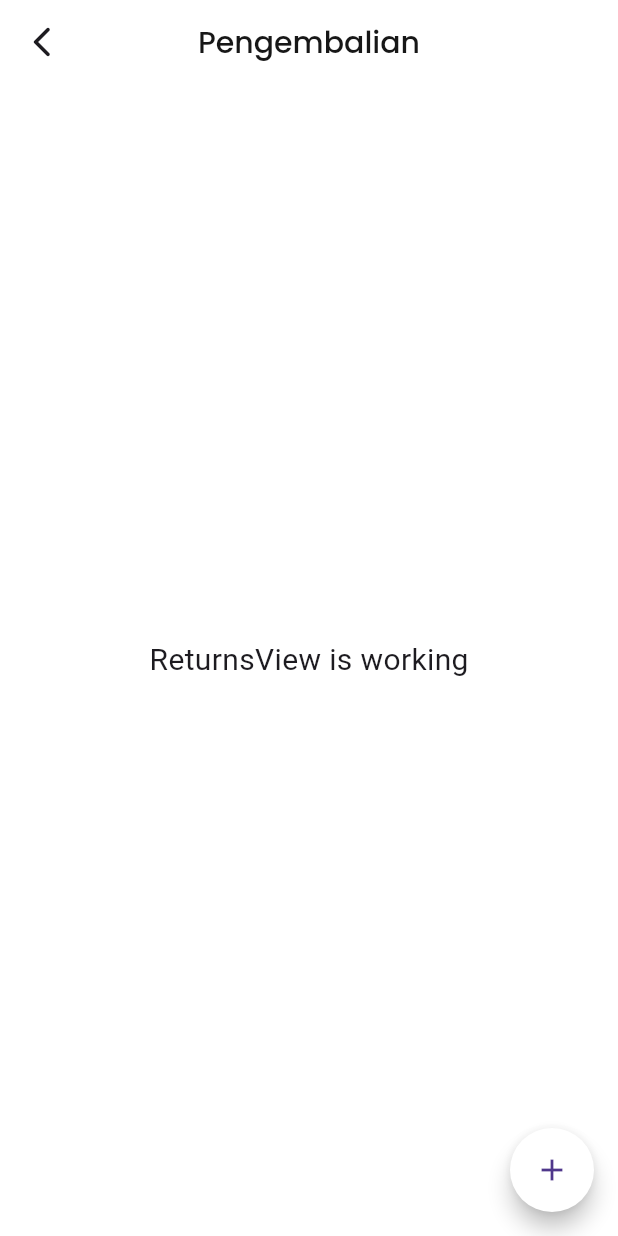
After one commit to muazharin/eofficelokakdi_mobile, a Flutter app: the ReturnsView screen opened by its route, on a phone screen of 412 x 824 dp. The commit adds this screen. Run offline on Flutter 3.47's test engine with Material 3 defaults, Android fonts, the phone set to English and light mode, and no system bars; our stand-ins replace cached_network_image, currency_text_input_formatter, dio, file_picker, flutter_advanced_drawer, flutter_dotenv and 16 more; missing offline and left inert: pdfx, qr_code_scanner_plus, syncfusion_flutter_signaturepad; accounts and stored records are empty; project files that could hold a hidden picture were left out.

Commit message:
add:return loan

```diff
--- a/lib/app/data/utils/variables.dart
+++ b/lib/app/data/utils/variables.dart
@@ -16,6 +16,10 @@ class AppVariable {
   static String loan = "/api/v1/loan";
   static String loanApproval = "/api/v1/loan/approval";
   static String loanDetail = "/api/v1/loan/detail";
+  static String returns = "/api/v1/returns";
+  static String returnsApproval = "/api/v1/returns/approval";
+  static String returnsDetail = "/api/v1/returns/detail";
+  static String returnsMyDataLoan = "/api/v1/returns/my_data_loan";
   static String bmn = "/api/v1/asset/bmns";
   static String stuff = "/api/v1/asset/stuffs";
   static String condition = "/api/v1/asset/conditions";
--- a/lib/app/modules/borrow_detail/views/borrow_detail_view.dart
+++ b/lib/app/modules/borrow_detail/views/borrow_detail_view.dart
@@ -105,7 +105,7 @@ class BorrowDetailView extends GetView<BorrowDetailController> {
                     children: [
                       Text("Kendaraan", style: textSemiBold),
                       Text(
-                        controller.data.asset!.assetName!,
+                        "${controller.data.asset!.assetName!} (${controller.data.asset!.assetPoliceNo})",
                         style: textRegular,
                       ),
                       const SizedBox(height: 8),
--- /dev/null
+++ b/lib/app/modules/returns/controllers/returns_controller.dart
@@ -0,0 +1,20 @@
+import 'package:eoffice/app/data/services/secure_storage.dart';
+import 'package:eoffice/app/routes/app_pages.dart';
+import 'package:get/get.dart';
+
+class ReturnsController extends GetxController {
+  var box = SecureStorageService();
+  var userData = <String, dynamic>{};
+  var isLoading = true;
+  var isError = false;
+  var isAdmin = false;
+  var error = '';
+  var page = 1;
+  // var data = <GroupAssetReturn>[];
+
+  void handleAdd() {
+    Get.toNamed(Routes.RETURNS_ADD)!.then((v) {
+      // return getData();
+    });
+  }
+}
--- /dev/null
+++ b/lib/app/modules/returns/views/returns_view.dart
@@ -0,0 +1,37 @@
+import 'package:eoffice/app/data/themes/typography.dart';
+import 'package:flutter/material.dart';
+
+import 'package:get/get.dart';
+
+import '../controllers/returns_controller.dart';
+
+class ReturnsView extends GetView<ReturnsController> {
+  const ReturnsView({super.key});
+  @override
+  Widget build(BuildContext context) {
+    return Scaffold(
+      backgroundColor: Colors.white,
+      appBar: AppBar(
+        backgroundColor: Colors.white,
+        scrolledUnderElevation: 0,
+        title: Text('Pengembalian', style: textSemiBold.copyWith(fontSize: 20)),
+        centerTitle: true,
+        automaticallyImplyLeading: false,
+        leading: InkWell(
+          onTap: () => Get.back(),
+          child: Icon(Icons.arrow_back_ios_new_rounded),
+        ),
+      ),
+      floatingActionButtonLocation: FloatingActionButtonLocation.endFloat,
+      floatingActionButton: FloatingActionButton(
+        backgroundColor: Colors.white,
+        shape: RoundedRectangleBorder(borderRadius: BorderRadius.circular(100)),
+        onPressed: () => controller.handleAdd(),
+        child: Icon(Icons.add),
+      ),
+      body: const Center(
+        child: Text('ReturnsView is working', style: TextStyle(fontSize: 20)),
+      ),
+    );
+  }
+}
--- a/lib/app/routes/app_routes.dart
+++ b/lib/app/routes/app_routes.dart
@@ -24,6 +24,8 @@ abstract class Routes {
   static const BORROW_ADD = _Paths.BORROW_ADD;
   static const BORROW_DETAIL = _Paths.BORROW_DETAIL;
   static const OPEN_PDF = _Paths.OPEN_PDF;
+  static const RETURNS = _Paths.RETURNS;
+  static const RETURNS_ADD = _Paths.RETURNS_ADD;
 }
 
 abstract class _Paths {
@@ -49,4 +51,6 @@ abstract class _Paths {
   static const BORROW_ADD = '/borrow-add';
   static const BORROW_DETAIL = '/borrow-detail';
   static const OPEN_PDF = '/open-pdf';
+  static const RETURNS = '/returns';
+  static const RETURNS_ADD = '/returns-add';
 }
```
Also changed, not shown: lib/app/modules/home/controllers/home_controller.dart (+8 -0 lines), lib/app/modules/returns/bindings/returns_binding.dart (added, +12 -0 lines), lib/app/modules/returns_add/bindings/returns_add_binding.dart (added, +12 -0 lines), lib/app/modules/returns_add/controllers/returns_add_controller.dart (added, +33 -0 lines), lib/app/modules/returns_add/views/returns_add_view.dart (added, +61 -0 lines), lib/app/routes/app_pages.dart (+14 -0 lines), assets/png/returns.png (added).
